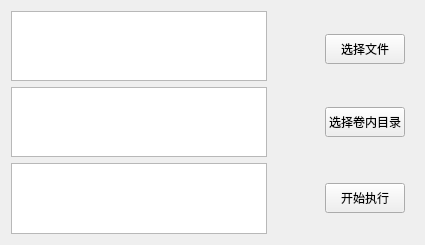
Qt form main.ui (AndRainWindow/ClassMyDoc) before a commit.
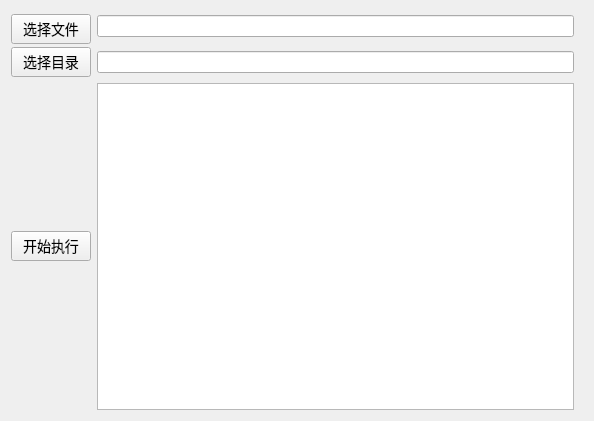
The same form after that commit.

Patch:
```diff
--- a/main.ui
+++ b/main.ui
@@ -6,8 +6,8 @@
    <rect>
     <x>0</x>
     <y>0</y>
-    <width>425</width>
-    <height>245</height>
+    <width>594</width>
+    <height>421</height>
    </rect>
   </property>
   <property name="sizePolicy">
@@ -25,28 +25,15 @@
   <property name="windowTitle">
    <string>分卷小程序</string>
   </property>
-  <layout class="QVBoxLayout" name="verticalLayout" stretch="1,1,4">
+  <property name="styleSheet">
+   <string notr="true"/>
+  </property>
+  <layout class="QVBoxLayout" name="verticalLayout" stretch="0,1,4">
    <property name="rightMargin">
     <number>20</number>
    </property>
    <item>
     <layout class="QHBoxLayout" name="horizontalLayout">
-     <item>
-      <widget class="QTextBrowser" name="file_choose_text"/>
-     </item>
-     <item>
-      <spacer name="horizontalSpacer">
-       <property name="orientation">
-        <enum>Qt::Orientation::Horizontal</enum>
-       </property>
-       <property name="sizeHint" stdset="0">
-        <size>
-         <width>40</width>
-         <height>20</height>
-        </size>
-       </property>
-      </spacer>
-     </item>
      <item>
       <widget class="QPushButton" name="file_choose_button">
        <property name="enabled">
@@ -76,6 +63,12 @@
          <height>100</height>
         </size>
        </property>
+       <property name="styleSheet">
+        <string notr="true">QPushButton { 
+	font-family:微软雅黑;
+    font-size:14px;
+}</string>
+       </property>
        <property name="text">
         <string>选择文件</string>
        </property>
@@ -84,26 +77,13 @@
        </property>
       </widget>
      </item>
+     <item>
+      <widget class="QLineEdit" name="file_choose_line"/>
+     </item>
     </layout>
    </item>
    <item>
     <layout class="QHBoxLayout" name="horizontalLayout_2">
-     <item>
-      <widget class="QTextBrowser" name="excel_choose_text"/>
-     </item>
-     <item>
-      <spacer name="horizontalSpacer_2">
-       <property name="orientation">
-        <enum>Qt::Orientation::Horizontal</enum>
-       </property>
-       <property name="sizeHint" stdset="0">
-        <size>
-         <width>40</width>
-         <height>20</height>
-        </size>
-       </property>
-      </spacer>
-     </item>
      <item>
       <widget class="QPushButton" name="excel_choose_button">
        <property name="minimumSize">
@@ -112,38 +92,24 @@
          <height>30</height>
         </size>
        </property>
+       <property name="styleSheet">
+        <string notr="true">QPushButton { 
+    font-family:微软雅黑;
+    font-size:14px;
+}</string>
+       </property>
        <property name="text">
-        <string>选择卷内目录</string>
+        <string>选择目录</string>
        </property>
       </widget>
      </item>
+     <item>
+      <widget class="QLineEdit" name="excel_choose_line"/>
+     </item>
     </layout>
    </item>
    <item>
     <layout class="QHBoxLayout" name="horizontalLayout_3">
-     <item>
-      <widget class="QPlainTextEdit" name="errno_return_text">
-       <property name="enabled">
-        <bool>true</bool>
-       </property>
-       <property name="readOnly">
-        <bool>true</bool>
-       </property>
-      </widget>
-     </item>
-     <item>
-      <spacer name="horizontalSpacer_3">
-       <property name="orientation">
-        <enum>Qt::Orientation::Horizontal</enum>
-       </property>
-       <property name="sizeHint" stdset="0">
-        <size>
-         <width>40</width>
-         <height>20</height>
-        </size>
-       </property>
-      </spacer>
-     </item>
      <item>
       <widget class="QPushButton" name="start_button">
        <property name="minimumSize">
@@ -152,11 +118,20 @@
          <height>30</height>
         </size>
        </property>
+       <property name="styleSheet">
+        <string notr="true">QPushButton { 
+    font-family:微软雅黑;
+    font-size:14px;
+}</string>
+       </property>
        <property name="text">
         <string>开始执行</string>
        </property>
       </widget>
      </item>
+     <item>
+      <widget class="QListView" name="error_listView"/>
+     </item>
     </layout>
    </item>
   </layout>
```
Left out of the diff: 2 changed lines with no effect on the pictures.
